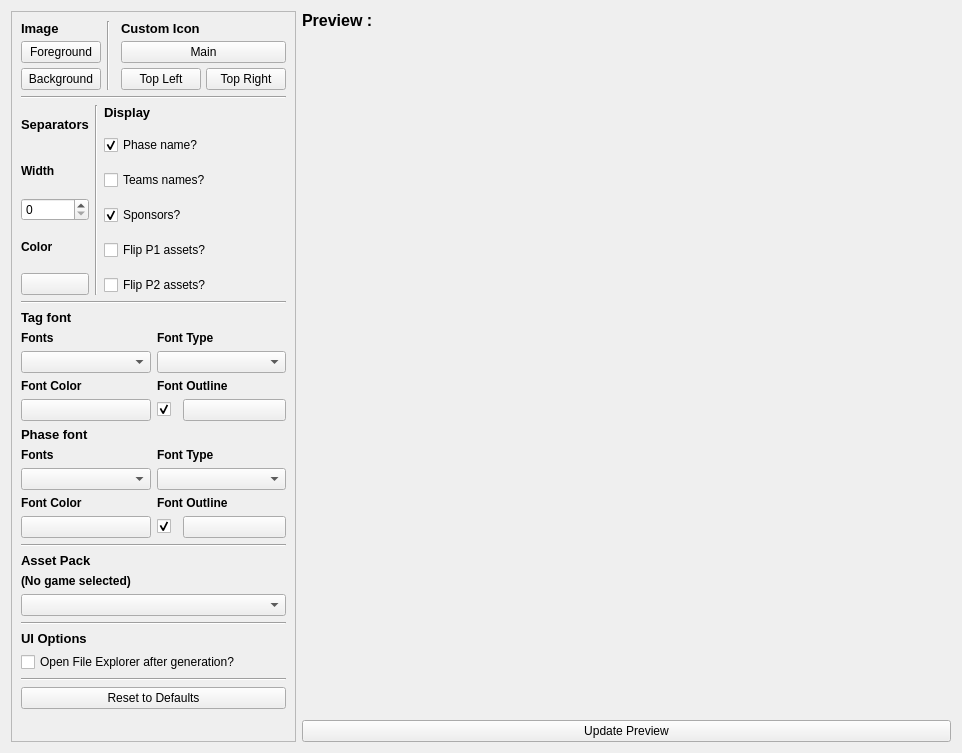
First picture: the form in src/layout/TSHThumbnailSettings.ui, repository joaorb64/TournamentStreamHelper, before the edit.
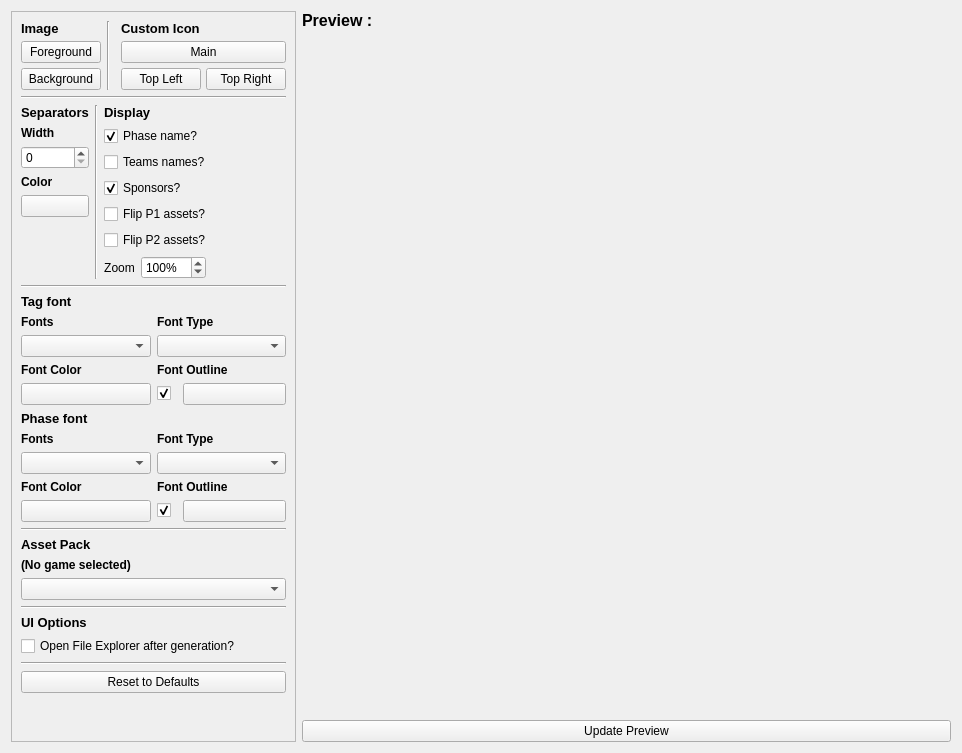
Second picture: the form after the edit.

Commit message: Add zoom setting to thumbnails

The edit to the form file:
```diff
--- a/src/layout/TSHThumbnailSettings.ui
+++ b/src/layout/TSHThumbnailSettings.ui
@@ -31,7 +31,7 @@
         <x>0</x>
         <y>0</y>
         <width>302</width>
-        <height>811</height>
+        <height>806</height>
        </rect>
       </property>
       <layout class="QVBoxLayout" name="verticalLayout_6">
@@ -164,6 +164,12 @@
             <layout class="QVBoxLayout" name="verticalLayout_11">
              <item>
               <widget class="QLabel" name="label_12">
+               <property name="sizePolicy">
+                <sizepolicy hsizetype="Preferred" vsizetype="Maximum">
+                 <horstretch>0</horstretch>
+                 <verstretch>0</verstretch>
+                </sizepolicy>
+               </property>
                <property name="text">
                 <string>&lt;html&gt;&lt;head/&gt;&lt;body&gt;&lt;p&gt;&lt;span style=&quot; font-size:10pt; font-weight:700;&quot;&gt;Separators&lt;/span&gt;&lt;/p&gt;&lt;/body&gt;&lt;/html&gt;</string>
                </property>
@@ -171,35 +177,58 @@
              </item>
              <item>
               <widget class="QLabel" name="label_9">
+               <property name="sizePolicy">
+                <sizepolicy hsizetype="Preferred" vsizetype="Maximum">
+                 <horstretch>0</horstretch>
+                 <verstretch>0</verstretch>
+                </sizepolicy>
+               </property>
                <property name="text">
                 <string>&lt;html&gt;&lt;head/&gt;&lt;body&gt;&lt;p&gt;&lt;span style=&quot; font-weight:700;&quot;&gt;Width&lt;/span&gt;&lt;/p&gt;&lt;/body&gt;&lt;/html&gt;</string>
                </property>
               </widget>
              </item>
              <item>
-              <layout class="QHBoxLayout" name="horizontalLayout_7">
-               <item>
-                <widget class="QSpinBox" name="widthSpacer"/>
-               </item>
-              </layout>
+              <widget class="QSpinBox" name="widthSpacer"/>
              </item>
              <item>
               <widget class="QLabel" name="label_10">
+               <property name="sizePolicy">
+                <sizepolicy hsizetype="Preferred" vsizetype="Maximum">
+                 <horstretch>0</horstretch>
+                 <verstretch>0</verstretch>
+                </sizepolicy>
+               </property>
                <property name="text">
                 <string>&lt;html&gt;&lt;head/&gt;&lt;body&gt;&lt;p&gt;&lt;span style=&quot; font-weight:700;&quot;&gt;Color&lt;/span&gt;&lt;/p&gt;&lt;/body&gt;&lt;/html&gt;</string>
                </property>
               </widget>
              </item>
              <item>
-              <layout class="QHBoxLayout" name="horizontalLayout_6">
-               <item>
-                <widget class="QPushButton" name="colorSpacer">
-                 <property name="text">
-                  <string/>
-                 </property>
-                </widget>
-               </item>
-              </layout>
+              <widget class="QPushButton" name="colorSpacer">
+               <property name="sizePolicy">
+                <sizepolicy hsizetype="Minimum" vsizetype="Maximum">
+                 <horstretch>0</horstretch>
+                 <verstretch>0</verstretch>
+                </sizepolicy>
+               </property>
+               <property name="text">
+                <string/>
+               </property>
+              </widget>
+             </item>
+             <item>
+              <spacer name="verticalSpacer_2">
+               <property name="orientation">
+                <enum>Qt::Vertical</enum>
+               </property>
+               <property name="sizeHint" stdset="0">
+                <size>
+                 <width>20</width>
+                 <height>40</height>
+                </size>
+               </property>
+              </spacer>
              </item>
             </layout>
            </item>
@@ -212,9 +241,6 @@
            </item>
            <item>
             <layout class="QVBoxLayout" name="verticalLayout_9">
-             <property name="spacing">
-              <number>15</number>
-             </property>
              <property name="rightMargin">
               <number>0</number>
              </property>
@@ -275,6 +301,59 @@
                </property>
               </widget>
              </item>
+             <item>
+              <layout class="QHBoxLayout" name="horizontalLayout_11">
+               <item>
+                <widget class="QLabel" name="label_14">
+                 <property name="text">
+                  <string>Zoom</string>
+                 </property>
+                 <property name="alignment">
+                  <set>Qt::AlignCenter</set>
+                 </property>
+                </widget>
+               </item>
+               <item>
+                <widget class="QSpinBox" name="zoom">
+                 <property name="suffix">
+                  <string>%</string>
+                 </property>
+                 <property name="maximum">
+                  <number>1000</number>
+                 </property>
+                 <property name="value">
+                  <number>100</number>
+                 </property>
+                </widget>
+               </item>
+               <item>
+                <spacer name="horizontalSpacer">
+                 <property name="orientation">
+                  <enum>Qt::Horizontal</enum>
+                 </property>
+                 <property name="sizeHint" stdset="0">
+                  <size>
+                   <width>40</width>
+                   <height>20</height>
+                  </size>
+                 </property>
+                </spacer>
+               </item>
+              </layout>
+             </item>
+             <item>
+              <spacer name="verticalSpacer_3">
+               <property name="orientation">
+                <enum>Qt::Vertical</enum>
+               </property>
+               <property name="sizeHint" stdset="0">
+                <size>
+                 <width>20</width>
+                 <height>40</height>
+                </size>
+               </property>
+              </spacer>
+             </item>
             </layout>
            </item>
           </layout>
```
Left out of the diff: 6 changed lines with no effect on the pictures. The commit also changes 2 other files.
